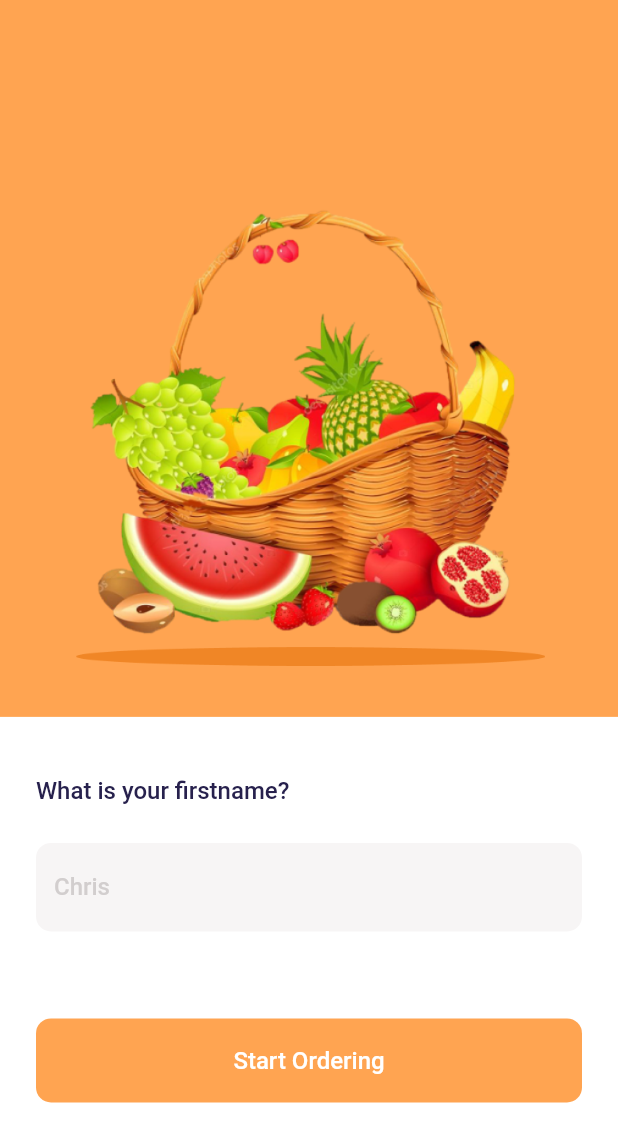
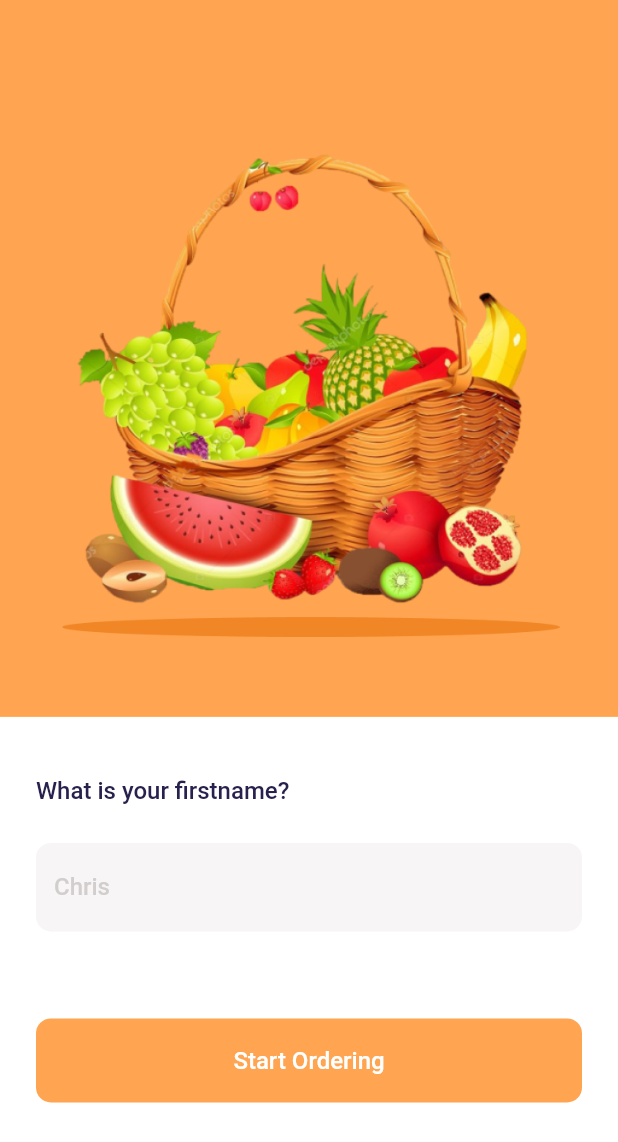
Before and after one commit to 01Explorer/Desafio-Sprint-2-Flutter-set.22, a Flutter app: the AuthenticationScreen screen opened directly, on a phone screen of 412 x 824 dp. Shown: the top 1142 px of the screen. Run offline on Flutter 3.47's test engine with Material 2 defaults, Android fonts, the phone set to English and light mode, and no system bars.

Commit message:
style (WelcomeScreen): Changed the size of the main image and the button

```diff
--- a/lib/components/welcome_auth_button.dart
+++ b/lib/components/welcome_auth_button.dart
@@ -7,12 +7,9 @@ class WelcomeAuthenticationButton extends StatelessWidget {
   final Widget destination;
   const WelcomeAuthenticationButton({
     Key? key,
-    required this.width,
     required this.message,
     required this.destination,
   }) : super(key: key);
-
-  final double width;
 
   @override
   Widget build(BuildContext context) {
@@ -24,7 +21,6 @@ class WelcomeAuthenticationButton extends StatelessWidget {
         ),
       ),
       child: Container(
-        width: width * 0.89,
         height: 56,
         decoration: const BoxDecoration(
           color: Color.fromRGBO(255, 164, 81, 1),
--- a/lib/components/welcome_auth_image.dart
+++ b/lib/components/welcome_auth_image.dart
@@ -20,10 +20,8 @@ class ContainerImage extends StatelessWidget {
       color: const Color.fromRGBO(255, 164, 81, 1),
       child: Padding(
         padding:
-            const EdgeInsets.only(top: 131, bottom: 34, left: 35, right: 39),
-        child: Image.asset(
-          imagePath,
-        ),
+            const EdgeInsets.only(left: 35, right: 39, top: 70, bottom: 30),
+        child: Image.asset(imagePath),
       ),
     );
   }
```
